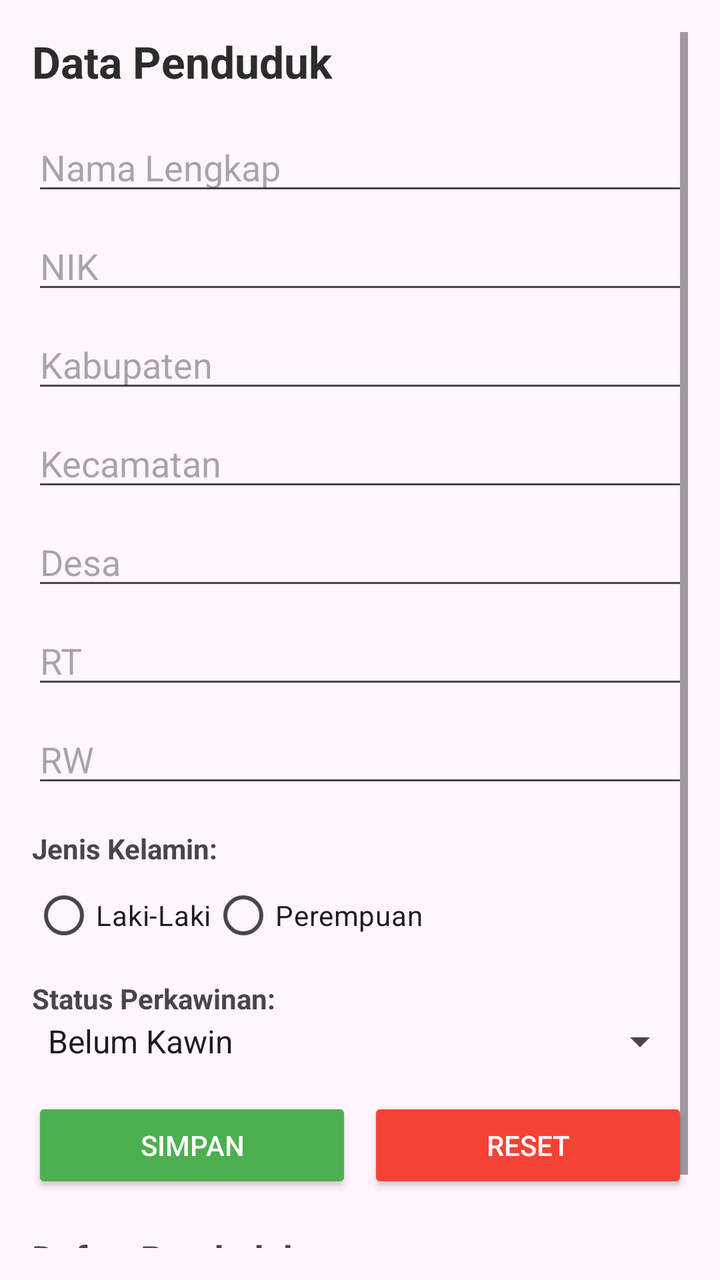
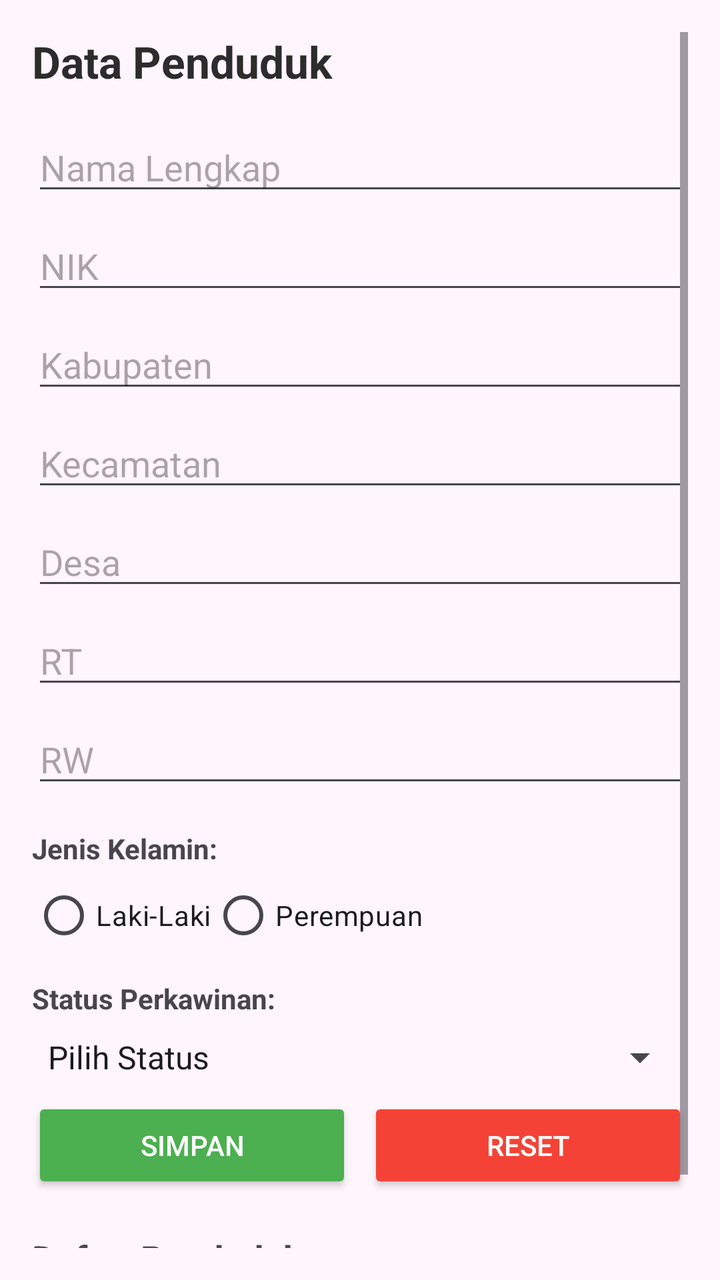

Two renders of the same Android screen: before a commit and after it. Below are the layout's source before the change and the commit's diff.
<!-- AndroidManifest.xml: application theme Theme.Post4pmob -->
<!-- res/layout/activity_main.xml -->
<?xml version="1.0" encoding="utf-8"?>
<ScrollView xmlns:android="http://schemas.android.com/apk/res/android"
  xmlns:tools="http://schemas.android.com/tools"
  android:layout_width="match_parent"
  android:layout_height="match_parent"
  android:background="#FFF5FC"
  android:padding="16dp"
  tools:context=".MainActivity">
  
  <LinearLayout
    android:orientation="vertical"
    android:layout_width="match_parent"
    android:layout_height="wrap_content">
    
    
    <TextView
      android:layout_width="match_parent"
      android:layout_height="wrap_content"
      android:text="Data Penduduk"
      android:textAlignment="center"
      android:textStyle="bold"
      android:textSize="22sp"
      android:textColor="#2C2C2C"
      android:layout_marginBottom="16dp" />
    
    
    <EditText
      android:id="@+id/etNamaLengkap"
      android:layout_width="match_parent"
      android:layout_height="wrap_content"
      android:hint="Nama Lengkap"
      android:inputType="textPersonName"
      android:layout_marginBottom="8dp" />
    
    
    <EditText
      android:id="@+id/etNIK"
      android:layout_width="match_parent"
      android:layout_height="wrap_content"
      android:hint="NIK"
      android:inputType="number"
      android:layout_marginBottom="8dp" />
    
    
    <EditText
      android:id="@+id/etKabupaten"
      android:layout_width="match_parent"
      android:layout_height="wrap_content"
      android:hint="Kabupaten"
      android:inputType="text"
      android:layout_marginBottom="8dp" />
    
    
    <EditText
      android:id="@+id/etKecamatan"
      android:layout_width="match_parent"
      android:layout_height="wrap_content"
      android:hint="Kecamatan"
      android:inputType="text"
      android:layout_marginBottom="8dp" />
    
    
    <EditText
      android:id="@+id/etDesa"
      android:layout_width="match_parent"
      android:layout_height="wrap_content"
      android:hint="Desa"
      android:inputType="text"
      android:layout_marginBottom="8dp" />
    
    
    <EditText
      android:id="@+id/etRT"
      android:layout_width="match_parent"
      android:layout_height="wrap_content"
      android:hint="RT"
      android:inputType="number"
      android:layout_marginBottom="8dp" />
    
    
    <EditText
      android:id="@+id/etRW"
      android:layout_width="match_parent"
      android:layout_height="wrap_content"
      android:hint="RW"
      android:inputType="number"
      android:layout_marginBottom="8dp" />
    
    
    <TextView
      android:layout_width="wrap_content"
      android:layout_height="wrap_content"
      android:text="Jenis Kelamin:"
      android:textStyle="bold"
      android:layout_marginTop="8dp" />
    
    <RadioGroup
      android:id="@+id/rgGender"
      android:layout_width="match_parent"
      android:layout_height="wrap_content"
      android:orientation="horizontal"
      android:layout_marginBottom="8dp">
      
      <RadioButton
        android:id="@+id/rbLaki"
        android:layout_width="wrap_content"
        android:layout_height="wrap_content"
        android:text="Laki-Laki" />
      
      <RadioButton
        android:id="@+id/rbPerempuan"
        android:layout_width="wrap_content"
        android:layout_height="wrap_content"
        android:text="Perempuan" />
    </RadioGroup>
    
    
    <TextView
      android:layout_width="wrap_content"
      android:layout_height="wrap_content"
      android:text="Status Perkawinan:"
      android:textStyle="bold" />
    
    <Spinner
      android:id="@+id/spStatus"
      android:layout_width="match_parent"
      android:layout_height="wrap_content"
      android:entries="@array/status_perkawinan"
      android:layout_marginBottom="16dp" />
    
    
    <LinearLayout
      android:orientation="horizontal"
      android:layout_width="match_parent"
      android:layout_height="wrap_content"
      android:gravity="center">
      
      <Button
        android:id="@+id/btnSimpan"
        android:layout_width="0dp"
        android:layout_height="wrap_content"
        android:layout_weight="1"
        android:text="Simpan"
        android:backgroundTint="#4CAF50"
        android:textColor="@android:color/white"
        android:layout_marginEnd="8dp" />
      
      <Button
        android:id="@+id/btnReset"
        android:layout_width="0dp"
        android:layout_height="wrap_content"
        android:layout_weight="1"
        android:text="Reset"
        android:backgroundTint="#F44336"
        android:textColor="@android:color/white" />
    </LinearLayout>
    
    
    <TextView
      android:layout_width="match_parent"
      android:layout_height="wrap_content"
      android:text="Daftar Penduduk"
      android:textStyle="bold"
      android:textSize="18sp"
      android:layout_marginTop="20dp"
      android:layout_marginBottom="8dp" />
    
    <androidx.recyclerview.widget.RecyclerView
      android:id="@+id/rvPenduduk"
      android:layout_width="match_parent"
      android:layout_height="wrap_content"
      android:layout_marginBottom="32dp" />
  
  </LinearLayout>
</ScrollView>
<!-- resources referenced by this layout -->
<resources>
  <string-array name="status_perkawinan">
      <item>Belum Kawin</item>
      <item>Kawin</item>
      <item>Cerai Hidup</item>
      <item>Cerai Mati</item>
    </string-array>
  <style name="Theme.Post4pmob" parent="Base.Theme.Post4pmob" />
  <style name="Base.Theme.Post4pmob" parent="Theme.Material3.DayNight.NoActionBar">
      
      
    </style>
</resources>

<!-- the commit's change to res/layout/activity_main.xml (unified diff, before → after) -->
@@ -8,98 +8,89 @@
   tools:context=".MainActivity">
   
   <LinearLayout
-    android:orientation="vertical"
     android:layout_width="match_parent"
-    android:layout_height="wrap_content">
-    
+    android:layout_height="wrap_content"
+    android:orientation="vertical">
     
     <TextView
       android:layout_width="match_parent"
       android:layout_height="wrap_content"
+      android:layout_marginBottom="16dp"
       android:text="Data Penduduk"
       android:textAlignment="center"
-      android:textStyle="bold"
+      android:textColor="#2C2C2C"
       android:textSize="22sp"
-      android:textColor="#2C2C2C"
-      android:layout_marginBottom="16dp" />
-    
+      android:textStyle="bold" />
     
     <EditText
       android:id="@+id/etNamaLengkap"
       android:layout_width="match_parent"
       android:layout_height="wrap_content"
+      android:layout_marginBottom="8dp"
       android:hint="Nama Lengkap"
-      android:inputType="textPersonName"
-      android:layout_marginBottom="8dp" />
-    
+      android:inputType="textPersonName" />
     
     <EditText
       android:id="@+id/etNIK"
       android:layout_width="match_parent"
       android:layout_height="wrap_content"
+      android:layout_marginBottom="8dp"
       android:hint="NIK"
-      android:inputType="number"
-      android:layout_marginBottom="8dp" />
-    
+      android:inputType="number" />
     
     <EditText
       android:id="@+id/etKabupaten"
       android:layout_width="match_parent"
       android:layout_height="wrap_content"
+      android:layout_marginBottom="8dp"
       android:hint="Kabupaten"
-      android:inputType="text"
-      android:layout_marginBottom="8dp" />
-    
+      android:inputType="text" />
     
     <EditText
       android:id="@+id/etKecamatan"
       android:layout_width="match_parent"
       android:layout_height="wrap_content"
+      android:layout_marginBottom="8dp"
       android:hint="Kecamatan"
-      android:inputType="text"
-      android:layout_marginBottom="8dp" />
-    
+      android:inputType="text" />
     
     <EditText
       android:id="@+id/etDesa"
       android:layout_width="match_parent"
       android:layout_height="wrap_content"
+      android:layout_marginBottom="8dp"
       android:hint="Desa"
-      android:inputType="text"
-      android:layout_marginBottom="8dp" />
-    
+      android:inputType="text" />
     
     <EditText
       android:id="@+id/etRT"
       android:layout_width="match_parent"
       android:layout_height="wrap_content"
+      android:layout_marginBottom="8dp"
       android:hint="RT"
-      android:inputType="number"
-      android:layout_marginBottom="8dp" />
-    
+      android:inputType="number" />
     
     <EditText
       android:id="@+id/etRW"
       android:layout_width="match_parent"
       android:layout_height="wrap_content"
+      android:layout_marginBottom="8dp"
       android:hint="RW"
-      android:inputType="number"
-      android:layout_marginBottom="8dp" />
-    
+      android:inputType="number" />
     
     <TextView
       android:layout_width="wrap_content"
       android:layout_height="wrap_content"
+      android:layout_marginTop="8dp"
       android:text="Jenis Kelamin:"
-      android:textStyle="bold"
-      android:layout_marginTop="8dp" />
+      android:textStyle="bold" />
     
     <RadioGroup
       android:id="@+id/rgGender"
       android:layout_width="match_parent"
       android:layout_height="wrap_content"
-      android:orientation="horizontal"
-      android:layout_marginBottom="8dp">
+      android:layout_marginBottom="8dp"
+      android:orientation="horizontal">
       
       <RadioButton
         android:id="@+id/rbLaki"
@@ -114,7 +105,6 @@
         android:text="Perempuan" />
     </RadioGroup>
     
-    
     <TextView
       android:layout_width="wrap_content"
       android:layout_height="wrap_content"
@@ -125,45 +115,45 @@
       android:id="@+id/spStatus"
       android:layout_width="match_parent"
       android:layout_height="wrap_content"
-      android:entries="@array/status_perkawinan"
-      android:layout_marginBottom="16dp" />
-    
+      android:layout_marginTop="8dp"
+      android:layout_marginBottom="8dp"
+      android:entries="@array/status_pernikahan_array"
+      android:spinnerMode="dropdown" />
     
     <LinearLayout
-      android:orientation="horizontal"
       android:layout_width="match_parent"
       android:layout_height="wrap_content"
-      android:gravity="center">
+      android:gravity="center"
+      android:orientation="horizontal">
       
       <Button
         android:id="@+id/btnSimpan"
         android:layout_width="0dp"
         android:layout_height="wrap_content"
+        android:layout_marginEnd="8dp"
         android:layout_weight="1"
+        android:backgroundTint="#4CAF50"
         android:text="Simpan"
-        android:backgroundTint="#4CAF50"
-        android:textColor="@android:color/white"
-        android:layout_marginEnd="8dp" />
+        android:textColor="@android:color/white" />
       
       <Button
         android:id="@+id/btnReset"
         android:layout_width="0dp"
         android:layout_height="wrap_content"
         android:layout_weight="1"
+        android:backgroundTint="#F44336"
         android:text="Reset"
-        android:backgroundTint="#F44336"
         android:textColor="@android:color/white" />
     </LinearLayout>
-    
     
     <TextView
       android:layout_width="match_parent"
       android:layout_height="wrap_content"
+      android:layout_marginTop="20dp"
+      android:layout_marginBottom="8dp"
       android:text="Daftar Penduduk"
-      android:textStyle="bold"
       android:textSize="18sp"
-      android:layout_marginTop="20dp"
-      android:layout_marginBottom="8dp" />
+      android:textStyle="bold" />
     
     <androidx.recyclerview.widget.RecyclerView
       android:id="@+id/rvPenduduk"
<!-- resource entries referenced after the edit -->
@@ -1,6 +1,7 @@
 <!-- resources referenced by this layout -->
 <resources>
-  <string-array name="status_perkawinan">
+  <string-array name="status_pernikahan_array">
+      <item>Pilih Status</item>
       <item>Belum Kawin</item>
       <item>Kawin</item>
       <item>Cerai Hidup</item>
